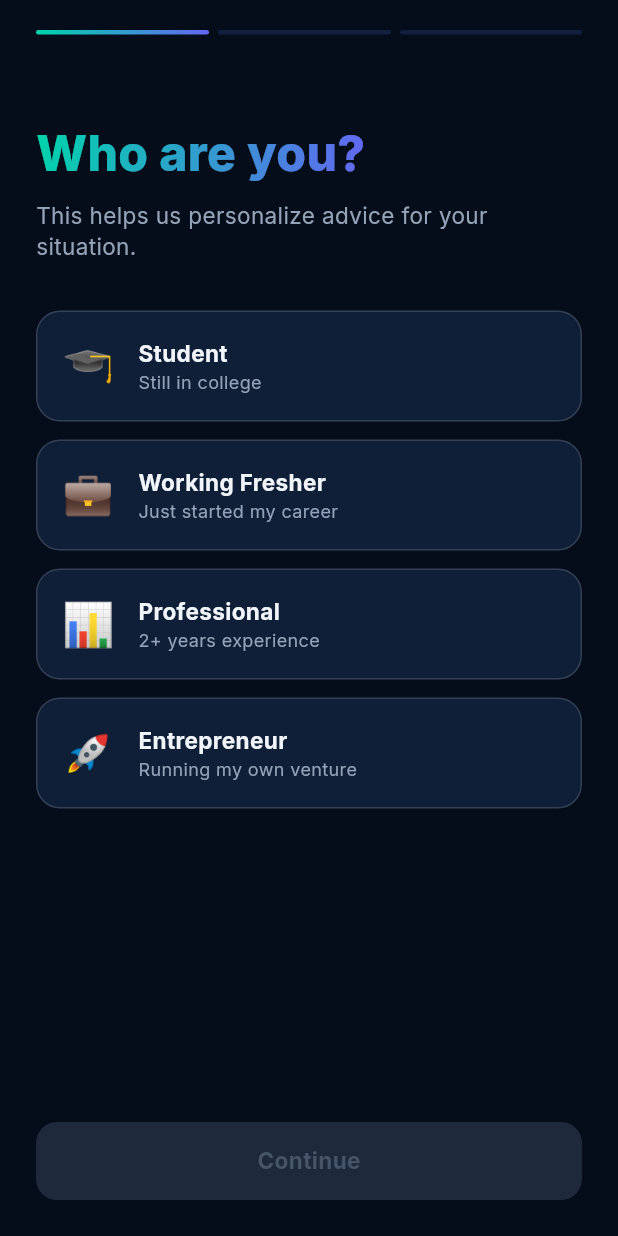
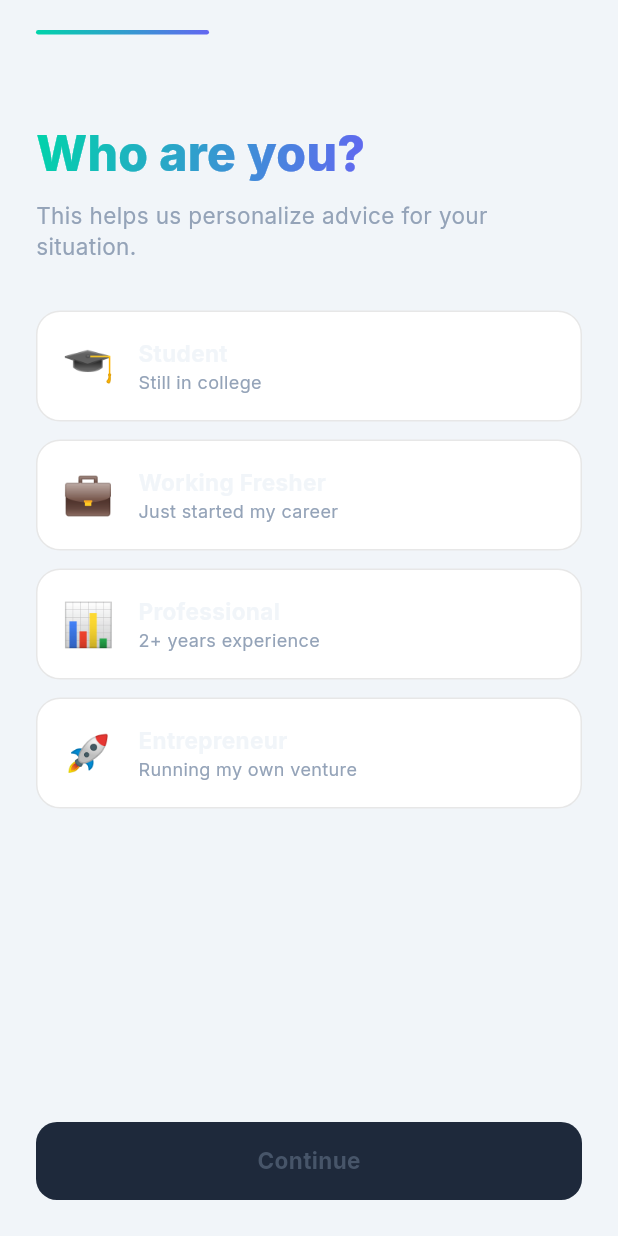
Before and after one commit to Abhishekshelar208/munim, a Flutter app: the screen it shows after launch, on a phone screen of 412 x 824 dp. Run offline on Flutter 3.47's test engine with Material 3 defaults, Android fonts, the light colour scheme and no system bars; our stand-ins replace animate_do, firebase_core, google_fonts, shared_preferences; accounts and stored records are empty.

Commit message:
fix(theme): make entire app background and system UI theme-aware

```diff
--- a/lib/features/dashboard/screens/widgets/quick_add_sheet.dart
+++ b/lib/features/dashboard/screens/widgets/quick_add_sheet.dart
@@ -229,9 +229,9 @@
                     gradient: sel ? AppColors.greenGradient : null,
                     color: sel ? null : Theme.of(context).cardTheme.color ?? Theme.of(context).inputDecorationTheme.fillColor ?? AppColors.bgCardAlt,
                     border: Border.all(
-                      color: sel
-                          ? Colors.transparent
-                          : AppColors.bgGlassBorder,
+                      color: Theme.of(context).brightness == Brightness.dark
+                          ? AppColors.bgGlassBorder
+                          : AppColors.bgGlassBorderLight,
                     ),
                   ),
                   child: Text(
--- a/lib/features/onboarding/screens/onboarding_screen.dart
+++ b/lib/features/onboarding/screens/onboarding_screen.dart
@@ -95,8 +95,9 @@
 
   @override
   Widget build(BuildContext context) {
+    final isDark = Theme.of(context).brightness == Brightness.dark;
     return Scaffold(
-      backgroundColor: AppColors.bgDeep,
+      backgroundColor: isDark ? AppColors.bgDeep : AppColors.bgDeepLight,
       body: SafeArea(
         child: Column(
           children: [
@@ -115,7 +116,11 @@
                         gradient: i <= _step
                             ? AppColors.primaryGradient
                             : null,
-                        color: i > _step ? AppColors.bgCardAlt : null,
+                        color: i > _step
+                            ? (isDark
+                                ? AppColors.bgCardAlt
+                                : AppColors.bgCardAltLight)
+                            : null,
                       ),
                     ),
                   );
@@ -163,9 +168,15 @@
                         width: 52,
                         height: 52,
                         decoration: BoxDecoration(
-                          color: AppColors.bgCardAlt,
+                          color: Theme.of(context).brightness == Brightness.dark
+                              ? AppColors.bgCardAlt
+                              : AppColors.bgCardAltLight,
                           borderRadius: BorderRadius.circular(14),
-                          border: Border.all(color: AppColors.bgGlassBorder),
+                          border: Border.all(
+                            color: Theme.of(context).brightness == Brightness.dark
+                                ? AppColors.bgGlassBorder
+                                : AppColors.bgGlassBorderLight,
+                          ),
                         ),
                         child: const Icon(Icons.arrow_back_ios_new_rounded,
                             size: 18, color: AppColors.textSecondary),
@@ -245,11 +256,17 @@
                 decoration: BoxDecoration(
                   borderRadius: BorderRadius.circular(16),
                   gradient: isSelected ? AppColors.primaryGradient : null,
-                  color: isSelected ? null : AppColors.bgCard,
+                  color: isSelected
+                      ? null
+                      : (Theme.of(context).brightness == Brightness.dark
+                          ? AppColors.bgCard
+                          : AppColors.bgCardLight),
                   border: Border.all(
                     color: isSelected
                         ? Colors.transparent
-                        : AppColors.bgGlassBorder,
+                        : (Theme.of(context).brightness == Brightness.dark
+                            ? AppColors.bgGlassBorder
+                            : AppColors.bgGlassBorderLight),
                   ),
                 ),
                 child: Row(
@@ -364,11 +381,17 @@
                 decoration: BoxDecoration(
                   borderRadius: BorderRadius.circular(14),
                   gradient: isSelected ? AppColors.primaryGradient : null,
-                  color: isSelected ? null : AppColors.bgCard,
+                  color: isSelected
+                      ? null
+                      : (Theme.of(context).brightness == Brightness.dark
+                          ? AppColors.bgCard
+                          : AppColors.bgCardLight),
                   border: Border.all(
                     color: isSelected
                         ? Colors.transparent
-                        : AppColors.bgGlassBorder,
+                        : (Theme.of(context).brightness == Brightness.dark
+                            ? AppColors.bgGlassBorder
+                            : AppColors.bgGlassBorderLight),
                   ),
                 ),
                 child: Row(
@@ -451,11 +474,17 @@
                     borderRadius: BorderRadius.circular(12),
                     gradient:
                         isSelected ? AppColors.primaryGradient : null,
-                    color: isSelected ? null : AppColors.bgCard,
+                    color: isSelected
+                        ? null
+                        : (Theme.of(context).brightness == Brightness.dark
+                            ? AppColors.bgCard
+                            : AppColors.bgCardLight),
                     border: Border.all(
                       color: isSelected
                           ? Colors.transparent
-                          : AppColors.bgGlassBorder,
+                          : (Theme.of(context).brightness == Brightness.dark
+                              ? AppColors.bgGlassBorder
+                              : AppColors.bgGlassBorderLight),
                     ),
                   ),
                   child: Text(
--- a/lib/features/onboarding/screens/splash_screen.dart
+++ b/lib/features/onboarding/screens/splash_screen.dart
@@ -65,8 +65,9 @@
 
   @override
   Widget build(BuildContext context) {
+    final isDark = Theme.of(context).brightness == Brightness.dark;
     return Scaffold(
-      backgroundColor: AppColors.bgDeep,
+      backgroundColor: isDark ? AppColors.bgDeep : AppColors.bgDeepLight,
       body: Center(
         child: FadeTransition(
           opacity: _fadeIn,
```
Also changed, not shown: lib/features/main_shell.dart (+9 -5 lines), lib/shared/widgets/muni_bottom_nav.dart (+10 -3 lines), 1 other file.
